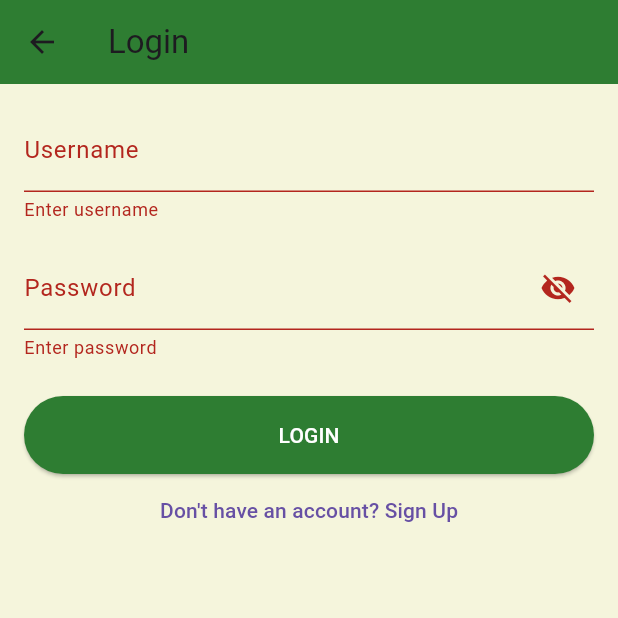
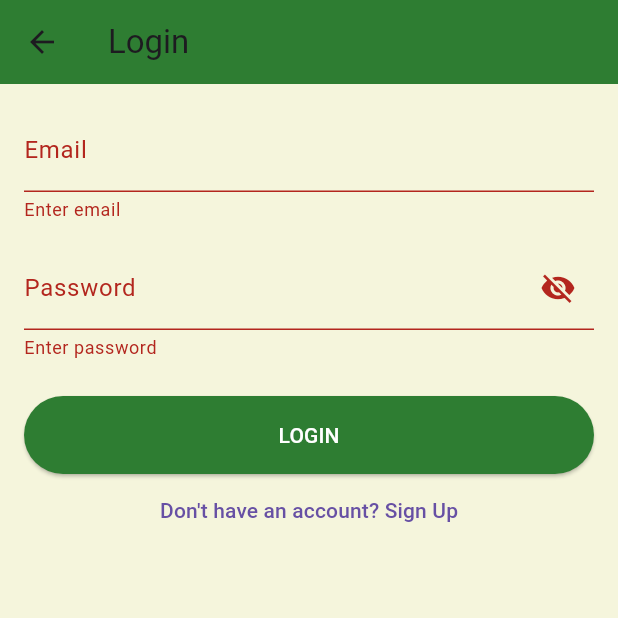
Before and after one commit to SalmoneMwaka/project-backend, a Flutter app: the SignupScreen screen opened directly, after a tap on "SIGN UP", after a tap on "Already have an account? Login", after a tap on "LOGIN", on a phone screen of 412 x 824 dp, the top half of it. Run offline on Flutter 3.47's test engine with Material 3 defaults, Android fonts, the phone set to English and light mode, and no system bars; our stand-ins replace printing, share_plus.

Commit message:
done with the db

```diff
--- a/maizeyield/lib/login_screen.dart
+++ b/maizeyield/lib/login_screen.dart
@@ -1,5 +1,9 @@
 import 'package:flutter/material.dart';
+import 'package:http/http.dart' as http;
+import 'dart:convert';
+
 import 'dashboard_screen.dart';
+import 'signup_screen.dart';
 
 class LoginScreen extends StatefulWidget {
   const LoginScreen({super.key});
@@ -12,7 +16,57 @@ class _LoginScreenState extends State<LoginScreen> {
   final _formKey = GlobalKey<FormState>();
   final _usernameController = TextEditingController();
   final _passwordController = TextEditingController();
+
   bool _obscurePassword = true;
+  bool _isLoading = false;
+
+  Future<void> _loginUser() async {
+    if (!_formKey.currentState!.validate()) return;
+
+    print("LOGIN BUTTON CLICKED"); // 🔥 DEBUG
+
+    setState(() => _isLoading = true);
+
+    final url = Uri.parse("http://192.168.0.9:8000/login/"); // 🔥 trailing slash added
+
+    try {
+      final response = await http.post(
+        url,
+        headers: {"Content-Type": "application/json"},
+        body: jsonEncode({
+          "email": _usernameController.text.trim(),
+          "password": _passwordController.text.trim(),
+        }),
+      );
+
+      print("STATUS: ${response.statusCode}");
+      print("BODY: ${response.body}");
+
+      final data = jsonDecode(response.body);
+
+      if (response.statusCode == 200) {
+        _showMessage("Login successful");
+
+        Navigator.pushReplacement(
+          context,
+          MaterialPageRoute(builder: (_) => const DashboardScreen()),
+        );
+      } else {
+        _showMessage(data["detail"] ?? "Login failed");
+      }
+
+    } catch (e) {
+      print("LOGIN ERROR: $e"); // 🔥 VERY IMPORTANT
+      _showMessage("Connection error");
+    }
+
+    setState(() => _isLoading = false);
+  }
+
+  void _showMessage(String message) {
+    ScaffoldMessenger.of(context)
+        .showSnackBar(SnackBar(content: Text(message)));
+  }
 
   @override
   void dispose() {
@@ -21,33 +75,24 @@ class _LoginScreenState extends State<LoginScreen> {
     super.dispose();
   }
 
-  void _loginUser() {
-    if (_formKey.currentState!.validate()) {
-      Navigator.pushReplacement(
-        context,
-        MaterialPageRoute(builder: (context) => const DashboardScreen()),
-      );
-    }
-  }
-
   @override
   Widget build(BuildContext context) {
     return Scaffold(
       appBar: AppBar(
         title: const Text('Login'),
-        backgroundColor: const Color(0xFF2E7D32), // Original green color
+        backgroundColor: const Color(0xFF2E7D32),
       ),
       body: Padding(
-        padding: const EdgeInsets.all(16.0),
+        padding: const EdgeInsets.all(16),
         child: Form(
           key: _formKey,
           child: Column(
             children: [
               TextFormField(
                 controller: _usernameController,
-                decoration: const InputDecoration(labelText: 'Username'),
-                validator: (value) =>
-                value == null || value.isEmpty ? 'Enter username' : null,
+                decoration: const InputDecoration(labelText: 'Email'),
+                validator: (v) =>
+                    v == null || v.isEmpty ? 'Enter email' : null,
               ),
               const SizedBox(height: 16),
               TextFormField(
@@ -56,9 +101,9 @@ class _LoginScreenState extends State<LoginScreen> {
                 decoration: InputDecoration(
                   labelText: 'Password',
                   suffixIcon: IconButton(
-                    icon: Icon(
-                      _obscurePassword ? Icons.visibility_off : Icons.visibility,
-                    ),
+                    icon: Icon(_obscurePassword
+                        ? Icons.visibility_off
+                        : Icons.visibility),
                     onPressed: () {
                       setState(() {
                         _obscurePassword = !_obscurePassword;
@@ -66,27 +111,35 @@ class _LoginScreenState extends State<LoginScreen> {
                     },
                   ),
                 ),
-                validator: (value) =>
-                value == null || value.isEmpty ? 'Enter password' : null,
+                validator: (v) =>
+                    v == null || v.isEmpty ? 'Enter password' : null,
               ),
               const SizedBox(height: 24),
-              SizedBox(
+
+              _isLoading
+                  ? const CircularProgressIndicator()
+                  : SizedBox(
                       width: double.infinity,
                       child: ElevatedButton(
-                  onPressed: _loginUser,
+                        onPressed: _isLoading ? null : _loginUser, // 🔥 FIXED
                         style: ElevatedButton.styleFrom(
-                    backgroundColor: const Color(0xFF2E7D32), // Original green
+                          backgroundColor: const Color(0xFF2E7D32),
                           padding: const EdgeInsets.symmetric(vertical: 16),
                         ),
                         child: const Text(
-                    'LOGIN',
+                          "LOGIN",
                           style: TextStyle(color: Colors.white),
                         ),
                       ),
                     ),
+
               TextButton(
                 onPressed: () {
-                  // Optional: Add navigation to SignupScreen if needed
+                  Navigator.push(
+                    context,
+                    MaterialPageRoute(
+                        builder: (_) => const SignupScreen()),
+                  );
                 },
                 child: const Text("Don't have an account? Sign Up"),
               ),
--- a/maizeyield/lib/signup_screen.dart
+++ b/maizeyield/lib/signup_screen.dart
@@ -1,4 +1,7 @@
 import 'package:flutter/material.dart';
+import 'package:http/http.dart' as http;
+import 'dart:convert';
+
 import 'login_screen.dart';
 
 class SignupScreen extends StatefulWidget {
@@ -10,12 +13,56 @@ class SignupScreen extends StatefulWidget {
 
 class _SignupScreenState extends State<SignupScreen> {
   final _formKey = GlobalKey<FormState>();
-  final _usernameController = TextEditingController();
+  final _usernameController = TextEditingController(); // (optional)
   final _emailController = TextEditingController();
   final _passwordController = TextEditingController();
   final _confirmPasswordController = TextEditingController();
+
   bool _obscurePassword = true;
   bool _obscureConfirm = true;
+  bool _isLoading = false;
+
+  // 🔥 UPDATED FUNCTION
+  Future<void> _submitSignup() async {
+    if (!_formKey.currentState!.validate()) return;
+
+    setState(() => _isLoading = true);
+
+    final url = Uri.parse("http://192.168.0.9:8000/signup"); // change if needed
+
+    try {
+      final response = await http.post(
+        url,
+        headers: {"Content-Type": "application/json"},
+        body: jsonEncode({
+          "email": _emailController.text,
+          "password": _passwordController.text,
+        }),
+      );
+
+      final data = jsonDecode(response.body);
+
+      if (response.statusCode == 200) {
+        _showMessage("Account created successfully!");
+
+        Navigator.pushReplacement(
+          context,
+          MaterialPageRoute(builder: (_) => const LoginScreen()),
+        );
+      } else {
+        _showMessage(data["detail"] ?? "Signup failed");
+      }
+    } catch (e) {
+      _showMessage("Connection error");
+    }
+
+    setState(() => _isLoading = false);
+  }
+
+  void _showMessage(String message) {
+    ScaffoldMessenger.of(context)
+        .showSnackBar(SnackBar(content: Text(message)));
+  }
 
   @override
   void dispose() {
@@ -24,15 +71,6 @@ class _SignupScreenState extends State<SignupScreen> {
     _passwordController.dispose();
     _confirmPasswordController.dispose();
     super.dispose();
-  }
-
-  void _submitSignup() {
-    if (_formKey.currentState!.validate()) {
-      Navigator.pushReplacement(
-        context,
-        MaterialPageRoute(builder: (_) => const LoginScreen()),
-      );
-    }
   }
 
   @override
@@ -51,14 +89,11 @@ class _SignupScreenState extends State<SignupScreen> {
               TextFormField(
                 controller: _usernameController,
                 decoration: const InputDecoration(labelText: 'Username'),
-                validator: (value) =>
-                value!.isEmpty ? 'Please enter a username' : null,
               ),
               const SizedBox(height: 16),
               TextFormField(
                 controller: _emailController,
                 decoration: const InputDecoration(labelText: 'Email'),
-                keyboardType: TextInputType.emailAddress,
                 validator: (value) =>
                     value!.isEmpty ? 'Please enter your email' : null,
               ),
@@ -69,18 +104,15 @@ class _SignupScreenState extends State<SignupScreen> {
                 decoration: InputDecoration(
                   labelText: 'Password',
                   suffixIcon: IconButton(
-                    icon: Icon(
-                      _obscurePassword
+                    icon: Icon(_obscurePassword
                         ? Icons.visibility_off
-                          : Icons.visibility,
-                    ),
-                    onPressed: () {
-                      setState(() => _obscurePassword = !_obscurePassword);
-                    },
+                        : Icons.visibility),
+                    onPressed: () =>
+                        setState(() => _obscurePassword = !_obscurePassword),
                   ),
                 ),
                 validator: (value) {
-                  if (value == null || value.isEmpty || value.length < 6) {
+                  if (value == null || value.length < 6) {
                     return 'Password must be at least 6 characters';
                   }
                   return null;
@@ -93,14 +125,11 @@ class _SignupScreenState extends State<SignupScreen> {
                 decoration: InputDecoration(
                   labelText: 'Confirm Password',
                   suffixIcon: IconButton(
-                    icon: Icon(
-                      _obscureConfirm
+                    icon: Icon(_obscureConfirm
                         ? Icons.visibility_off
-                          : Icons.visibility,
-                    ),
-                    onPressed: () {
-                      setState(() => _obscureConfirm = !_obscureConfirm);
-                    },
+                        : Icons.visibility),
+                    onPressed: () =>
+                        setState(() => _obscureConfirm = !_obscureConfirm),
                   ),
                 ),
                 validator: (value) {
@@ -111,7 +140,11 @@ class _SignupScreenState extends State<SignupScreen> {
                 },
               ),
               const SizedBox(height: 24),
-              SizedBox(
+
+              // 🔥 Loading indicator
+              _isLoading
+                  ? const Center(child: CircularProgressIndicator())
+                  : SizedBox(
                       width: double.infinity,
                       child: ElevatedButton(
                         onPressed: _submitSignup,
@@ -121,10 +154,12 @@ class _SignupScreenState extends State<SignupScreen> {
                         ),
                         child: const Text(
                           'SIGN UP',
-                    style: TextStyle(fontSize: 16, color: Colors.white),
+                          style:
+                              TextStyle(fontSize: 16, color: Colors.white),
                         ),
                       ),
                     ),
+
               TextButton(
                 onPressed: () {
                   Navigator.pushReplacement(
```
Also changed, not shown: maizeyield/pubspec.lock, 6 other files. Lines whose indentation alone changed are shown as unchanged.
